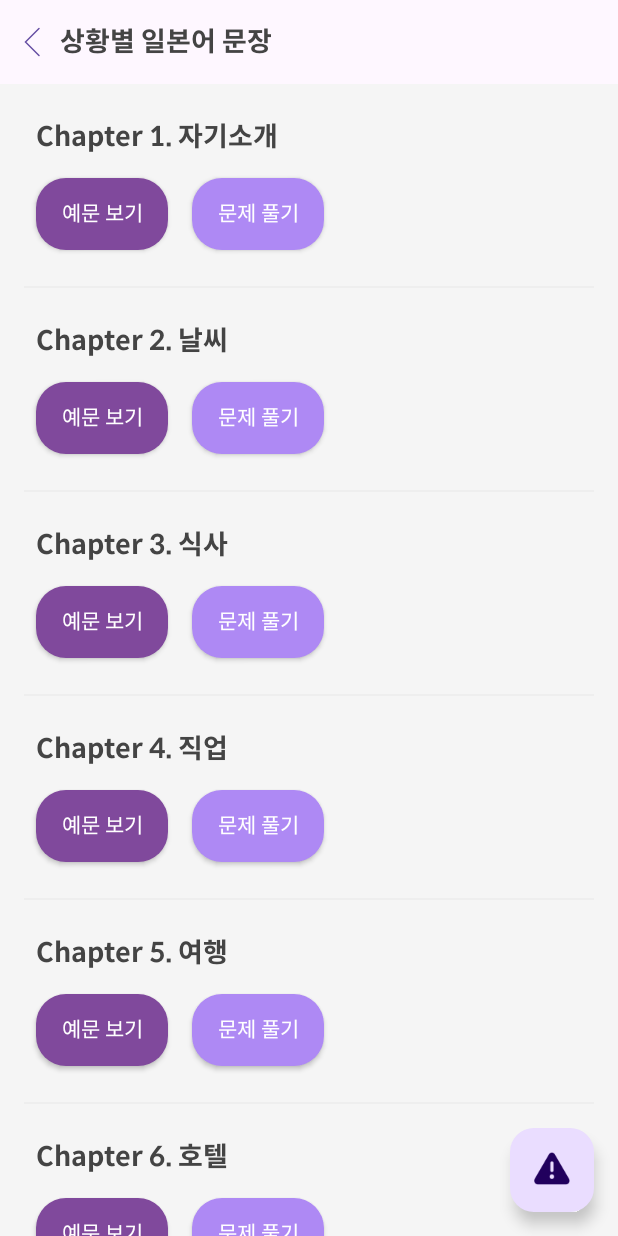
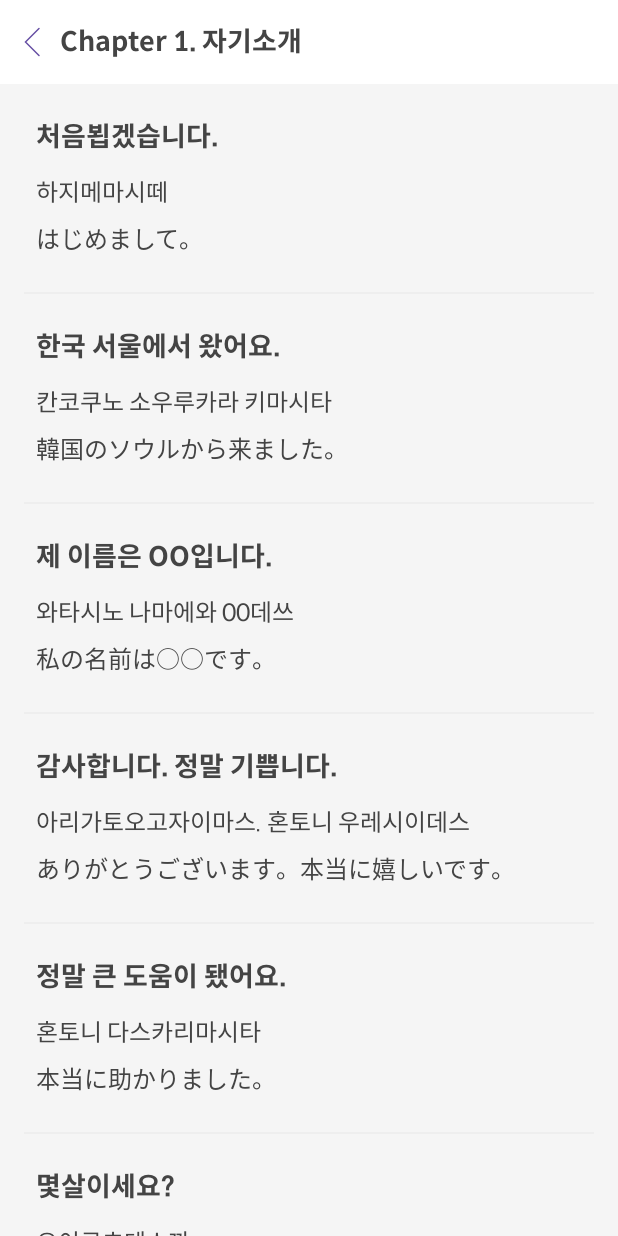
Before and after one commit to JuneMyoung-Lee/MyJapaneseNoteRepository, an Android app: the ThirdFragment screen opened through its navigation route, after a tap on "예문 보기", on a phone screen of 412 x 824 dp. Run offline under Robolectric (Android 15) with nearby library versions, the phone set to English and light mode, and no system bars; our stand-ins replace navigation-ui.

Commit message:
예문 다이얼로그 생성

```diff
--- /dev/null
+++ b/app/src/main/java/com/example/myjapanesenoteapplication/FragmentMangerEx.kt
@@ -0,0 +1,31 @@
+package com.example.myjapanesenoteapplication
+
+import androidx.fragment.app.FragmentManager
+
+fun FragmentManager.showJapaneseExampleDialog(
+    list: List<JapaneseMainItem>,
+    dismissCallback: () -> Unit
+) {
+    val transaction = beginTransaction()
+    val prev = findFragmentByTag("dialog")
+    if (prev != null) {
+        transaction.remove(prev)
+    }
+    transaction.addToBackStack(null)
+
+    JapaneseExampleDialogFragment().show(transaction, list, dismissCallback)
+}
+
+fun FragmentManager.showJapaneseQuestionDialog(
+    list: List<JapaneseMainItem>,
+    dismissCallback: () -> Unit
+) {
+    val transaction = beginTransaction()
+    val prev = findFragmentByTag("dialog")
+    if (prev != null) {
+        transaction.remove(prev)
+    }
+    transaction.addToBackStack(null)
+
+    JapaneseQuestionDialogFragment().show(transaction, list, dismissCallback)
+}
--- /dev/null
+++ b/app/src/main/java/com/example/myjapanesenoteapplication/JapaneseExampleAdapter.kt
@@ -0,0 +1,43 @@
+package com.example.myjapanesenoteapplication
+
+import android.view.LayoutInflater
+import android.view.View
+import android.view.ViewGroup
+import androidx.recyclerview.widget.DiffUtil
+import androidx.recyclerview.widget.ListAdapter
+import androidx.recyclerview.widget.RecyclerView
+import com.example.myjapanesenoteapplication.databinding.ItemJapaneseCategoryBinding
+import com.example.myjapanesenoteapplication.databinding.ItemJapaneseExampleBinding
+import com.example.myjapanesenoteapplication.databinding.ItemJapaneseMainBinding
+
+class JapaneseExampleAdapter : ListAdapter<JapaneseMainItem, JapaneseExampleAdapter.ItemJapaneseExampleVH>(DIFF_CALLBACK) {
+
+    override fun onCreateViewHolder(viewGroup: ViewGroup, viewType: Int): ItemJapaneseExampleVH = LayoutInflater.from(viewGroup.context)
+        .let { ItemJapaneseExampleBinding.inflate(it, viewGroup, false) }
+        .let { ItemJapaneseExampleVH(it) }
+
+    override fun onBindViewHolder(holder: ItemJapaneseExampleVH, position: Int) {
+
+        val item = getItem(position)
+
+        with(holder.binding) {
+            koreanTitle.text = item.문제
+            dictionTitle.text = item.발음
+            japaneseTitle.text = item.일본어
+        }
+    }
+
+    class ItemJapaneseExampleVH(val binding: ItemJapaneseExampleBinding) : RecyclerView.ViewHolder(binding.root)
+
+    companion object {
+        private val DIFF_CALLBACK = object: DiffUtil.ItemCallback<JapaneseMainItem>() {
+            override fun areContentsTheSame(oldItem: JapaneseMainItem, newItem: JapaneseMainItem): Boolean {
+                return oldItem == newItem && oldItem.hashCode() == newItem.hashCode()
+            }
+
+            override fun areItemsTheSame(oldItem: JapaneseMainItem, newItem: JapaneseMainItem): Boolean {
+                return oldItem.문제 == newItem.문제
+            }
+        }
+    }
+}
--- /dev/null
+++ b/app/src/main/java/com/example/myjapanesenoteapplication/JapaneseExampleDialogFragment.kt
@@ -0,0 +1,133 @@
+package com.example.myjapanesenoteapplication
+
+import android.app.Dialog
+import android.content.DialogInterface
+import android.graphics.Color
+import android.graphics.drawable.ColorDrawable
+import android.os.Bundle
+import android.util.DisplayMetrics
+import android.view.*
+import androidx.fragment.app.DialogFragment
+import androidx.fragment.app.FragmentTransaction
+import androidx.recyclerview.widget.LinearLayoutManager
+import com.example.myjapanesenoteapplication.databinding.DialogJapaneseExampleBinding
+
+
+class JapaneseExampleDialogFragment : DialogFragment() {
+    private lateinit var exampleList: List<JapaneseMainItem>
+    private lateinit var dismissCallback: () -> Unit
+
+    private var _binding : DialogJapaneseExampleBinding? = null
+    private val binding get() = _binding!!
+
+    override fun onCreate(savedInstanceState: Bundle?) {
+        super.onCreate(savedInstanceState)
+//        setStyle(STYLE_NO_FRAME, R.style.DialogFragmentTheme)
+    }
+
+    override fun onDestroyView() {
+        super.onDestroyView()
+        _binding = null
+    }
+
+    override fun onCreateView(
+        inflater: LayoutInflater,
+        container: ViewGroup?,
+        savedInstanceState: Bundle?
+    ): View? {
+        _binding = DialogJapaneseExampleBinding.inflate(inflater, container, false)
+        return binding.root
+    }
+
+    override fun onViewCreated(view: View, savedInstanceState: Bundle?) {
+        super.onViewCreated(view, savedInstanceState)
+        init()
+
+        dialog?.setCanceledOnTouchOutside(true)
+    }
+
+    private fun init() {
+        with(binding){
+            val layoutManager = LinearLayoutManager(requireContext(), LinearLayoutManager.VERTICAL, false)
+            val categoryAdapter = JapaneseExampleAdapter()
+            exampleRecyclerView.layoutManager = layoutManager
+            exampleRecyclerView.itemAnimator = null
+            exampleRecyclerView.adapter = categoryAdapter
+            (exampleRecyclerView.adapter as JapaneseExampleAdapter).submitList(exampleList)
+        }
+    }
+
+    fun show(
+        fragmentTransaction: FragmentTransaction,
+        list: List<JapaneseMainItem>,
+        dismissCallback: () -> Unit
+    ) {
+        this.exampleList = list
+        this.dismissCallback = dismissCallback
+        show(fragmentTransaction, dialogTag)
+    }
+
+    fun close() {
+        this.dismiss()
+    }
+
+    override fun onCreateDialog(savedInstanceState: Bundle?): Dialog {
+        val dialog = object : Dialog(requireActivity(), theme) {
+            override fun setOnDismissListener(listener: DialogInterface.OnDismissListener?) {
+                if(this@JapaneseExampleDialogFragment::dismissCallback.isInitialized) {
+                    dismissCallback()
+                }
+            }
+        }
+        dialog.setOnKeyListener { dialog, keyCode, event ->
+            if (keyCode == KeyEvent.KEYCODE_BACK) {
+                this.close()
+            }
+            true
+        }
+        dialog.window?.requestFeature(Window.FEATURE_NO_TITLE)
+        dialog.window?.setFlags(WindowManager.LayoutParams.FLAG_NOT_TOUCH_MODAL, WindowManager.LayoutParams.FLAG_NOT_TOUCH_MODAL)
+        dialog.window?.setFlags(WindowManager.LayoutParams.FLAG_WATCH_OUTSIDE_TOUCH, WindowManager.LayoutParams.FLAG_WATCH_OUTSIDE_TOUCH)
+        return dialog
+    }
+
+    override fun onStart() {
+        super.onStart()
+
+        // dialog 딤처리 제거
+        val window = dialog?.window
+        val windowParams = window!!.attributes
+        windowParams.dimAmount = 0.0f
+        window.setBackgroundDrawable(ColorDrawable(Color.TRANSPARENT))
+        window.attributes = windowParams
+    }
+
+    private fun initLayoutMaxWidth() {
+        dialog?.let {
+            it.window?.setLayout(
+                ViewGroup.LayoutParams.MATCH_PARENT,
+                ViewGroup.LayoutParams.MATCH_PARENT
+            )
+        }
+        setLayoutMaxWidth()
+    }
+
+    private fun setLayoutMaxWidth() {
+        val displayMetrics = DisplayMetrics()
+        requireActivity().windowManager.defaultDisplay.getMetrics(displayMetrics)
+        val widthPixel = displayMetrics.widthPixels
+
+        dialog?.let { dialog ->
+            dialog.window?.setLayout(ViewGroup.LayoutParams.MATCH_PARENT, ViewGroup.LayoutParams.MATCH_PARENT)
+        }
+    }
+
+    override fun onResume() {
+        super.onResume()
+        initLayoutMaxWidth()
+    }
+
+    companion object {
+        const val dialogTag = "JapaneseExampleDialog"
+    }
+}
--- a/app/src/main/java/com/example/myjapanesenoteapplication/JapaneseFiftyAdapter.kt
+++ b/app/src/main/java/com/example/myjapanesenoteapplication/JapaneseFiftyAdapter.kt
@@ -20,7 +20,7 @@ class JapaneseFiftyAdapter : ListAdapter<JapaneseMainItem, JapaneseFiftyAdapter.
 
         with(holder.binding) {
             questionText.text = item.문제
-            countText.text = "${position+1}/50"
+            countText.text = "${position+1}/${currentList.size}"
             dictionText.text = item.발음
             japaneseText.text = item.일본어
 
--- a/app/src/main/java/com/example/myjapanesenoteapplication/ThirdFragment.kt
+++ b/app/src/main/java/com/example/myjapanesenoteapplication/ThirdFragment.kt
@@ -9,6 +9,7 @@ import android.view.View
 import android.view.ViewGroup
 import android.widget.Toast
 import androidx.core.content.ContextCompat
+import androidx.fragment.app.FragmentActivity
 import androidx.recyclerview.widget.LinearLayoutManager
 import androidx.recyclerview.widget.PagerSnapHelper
 import androidx.recyclerview.widget.RecyclerView
@@ -77,7 +78,12 @@ class ThirdFragment : Fragment() {
     private fun actionCategoryExample(item: JapaneseCategoryItem) {
         when(item.제목) {
             "Chapter 1. 자기소개" -> {
+                (requireContext() as FragmentActivity).supportFragmentManager.showJapaneseExampleDialog(
+                    list = japaneseChapter1List,
+                    dismissCallback = {
 
+                    }
+                )
             }
             else -> {
                 requireActivity().runOnUiThread {
@@ -93,7 +99,12 @@ class ThirdFragment : Fragment() {
     private fun actionCategoryQuestion(item: JapaneseCategoryItem) {
         when(item.제목) {
             "Chapter 1. 자기소개" -> {
+                (requireContext() as FragmentActivity).supportFragmentManager.showJapaneseQuestionDialog(
+                    list = japaneseChapter1List,
+                    dismissCallback = {
 
+                    }
+                )
             }
             else -> {
                 requireActivity().runOnUiThread {
@@ -125,4 +136,29 @@ class ThirdFragment : Fragment() {
         JapaneseCategoryItem(제목 = "Extra 2. 거절 표현"),
         JapaneseCategoryItem(제목 = "Extra 3. 사과 및 부탁 표현"),
     )
+
+    private var japaneseChapter1List = listOf(
+        JapaneseMainItem("처음뵙겠습니다.", "하지메마시떼", "はじめまして。"),
+        JapaneseMainItem("한국 서울에서 왔어요.", "칸코쿠노 소우루카라 키마시타", "韓国のソウルから来ました。"),
+        JapaneseMainItem("제 이름은 OO입니다.", "와타시노 나마에와 00데쓰", "私の名前は○○です。"),
+        JapaneseMainItem("감사합니다. 정말 기쁩니다.", "아리가토오고자이마스. 혼토니 우레시이데스", "ありがとうございます。本当に嬉しいです。"),
+        JapaneseMainItem("정말 큰 도움이 됐어요.", "혼토니 다스카리마시타", "本当に助かりました。"),
+        JapaneseMainItem("몇살이세요?", "오이쿠츠데스까", "おいくつですか？"),
+        JapaneseMainItem("저는 한국인입니다.", "와타시와 칸코쿠진데스", "私は韓国人です。"),
+        JapaneseMainItem("저는 스무살입니다.", "와타시와 하타치데스", "私は２０歳です。"),
+        JapaneseMainItem("일본어는 조금밖에 못합니다.", "니혼고와 스코시 시카 데키마세", "日本語は少ししかできません。"),
+        JapaneseMainItem("당신의 이름은 무엇입니까?", "아나따노 나마에와 난데스까", "あなたの名前はなんですか。"),
+        JapaneseMainItem("저는 대학생입니다.", "와타시와 다이가쿠세에데스", "私は大学生です。"),
+        JapaneseMainItem("앞으로 잘 부탁드립니다.", "코레까라 요로시꾸 오네가이시마쓰", "これからよろしくお願いします。"),
+        JapaneseMainItem("진짜 멋져요.", "톳데모스바라시이", "とってもすばらしい。"),
+        JapaneseMainItem("대단합니다.", "스고이데스", "すごいです。"),
+        JapaneseMainItem("저는 회사원입니다.", "와타시와 카이샤잉데스", "私は会社員です。"),
+        JapaneseMainItem("일본의 애니메이션과 만화를 좋아합니다.", "니혼노 아니메토 만가가 스키데스", "日本のアニメと漫画が好きです。"),
+        JapaneseMainItem("일본어를 잘하게 되면 일본에서 일하고 싶습니다.", "니혼고가 조즈니 낫타라 니혼데 하타라키타이데스", "日本語が上手になったら日本で働きたいです。"),
+        JapaneseMainItem("저의 취미는 영화감상과 음악 감상입니다.", "와타시노 슈미와 에에가토 온가쿠칸쇼오데스", "私の趣味は映画と音楽鑑賞です。"),
+        JapaneseMainItem("전 일본어에 관심이 많습니다.", "와타시와 니혼고니 쿄오미가 아리마스", "私は日本語に興味があります。"),
+        JapaneseMainItem("일본어를 마스터해서 일본인과 잘 대화할 수 있게 되는 것이 저의 바람입니다.",
+            "니혼고오 마스타아시테 니혼진토 우마쿠 하나세루 요오니 나루 코토가 와타시노 네가이데스",
+            "日本語をマスターして、日本人とうまく話せるようになることが私の願いです。")
+    )
 }
--- /dev/null
+++ b/app/src/main/res/layout/dialog_japanese_example.xml
@@ -0,0 +1,45 @@
+<?xml version="1.0" encoding="utf-8"?>
+<androidx.constraintlayout.widget.ConstraintLayout xmlns:android="http://schemas.android.com/apk/res/android"
+    xmlns:app="http://schemas.android.com/apk/res-auto"
+    xmlns:tools="http://schemas.android.com/tools"
+    android:layout_width="match_parent"
+    android:layout_height="match_parent"
+    tools:context=".SecondFragment">
+
+    <androidx.constraintlayout.widget.ConstraintLayout
+        android:id="@+id/titleLayout"
+        android:layout_width="match_parent"
+        android:layout_height="56dp"
+        android:background="@color/white"
+        app:layout_constraintStart_toStartOf="parent"
+        app:layout_constraintEnd_toEndOf="parent"
+        app:layout_constraintTop_toTopOf="parent">
+
+        <TextView
+            style="@style/black_bold_title_18_pt_center"
+            android:layout_width="wrap_content"
+            android:layout_height="56dp"
+            android:text="@string/category_1_title"
+            android:gravity="center"
+            app:layout_constraintStart_toEndOf="@+id/backButton"
+            app:layout_constraintTop_toTopOf="parent"/>
+
+        <Button
+            android:id="@+id/backButton"
+            android:layout_width="24dp"
+            android:layout_height="24dp"
+            android:background="@drawable/icon_24_navi_arrow"
+            android:layout_margin="16dp"
+            app:layout_constraintStart_toStartOf="parent"
+            app:layout_constraintTop_toTopOf="parent"/>
+
+    </androidx.constraintlayout.widget.ConstraintLayout>
+
+    <androidx.recyclerview.widget.RecyclerView
+        android:id="@+id/exampleRecyclerView"
+        android:layout_width="match_parent"
+        android:layout_height="0dp"
+        app:layout_constraintTop_toBottomOf="@+id/titleLayout"
+        app:layout_constraintBottom_toBottomOf="parent"/>
+
+</androidx.constraintlayout.widget.ConstraintLayout>
--- /dev/null
+++ b/app/src/main/res/layout/item_japanese_example.xml
@@ -0,0 +1,57 @@
+<?xml version="1.0" encoding="utf-8"?>
+<androidx.constraintlayout.widget.ConstraintLayout xmlns:android="http://schemas.android.com/apk/res/android"
+    xmlns:app="http://schemas.android.com/apk/res-auto"
+    xmlns:tools="http://schemas.android.com/tools"
+    android:layout_width="match_parent"
+    android:layout_height="wrap_content"
+    android:background="@color/bg_03">
+
+    <TextView
+        android:id="@+id/koreanTitle"
+        style="@style/black_bold_title_18_pt_center"
+        android:gravity="left"
+        android:layout_width="0dp"
+        android:layout_height="wrap_content"
+        android:layout_marginHorizontal="24dp"
+        android:layout_marginTop="24dp"
+        app:layout_constraintStart_toStartOf="parent"
+        app:layout_constraintEnd_toEndOf="parent"
+        app:layout_constraintTop_toTopOf="parent"
+        tools:text="Chapter 1. 자기소개 관련 표현들" />
+
+    <TextView
+        android:id="@+id/dictionTitle"
+        style="@style/black_medium_title_16_pt_center"
+        android:gravity="left"
+        android:layout_width="0dp"
+        android:layout_height="wrap_content"
+        android:layout_marginHorizontal="24dp"
+        android:layout_marginTop="16dp"
+        app:layout_constraintStart_toStartOf="parent"
+        app:layout_constraintTop_toBottomOf="@+id/koreanTitle"
+        app:layout_constraintEnd_toEndOf="parent"
+        tools:text="Chapter 1. 자기소개 관련 표현들" />
+
+    <TextView
+        android:id="@+id/japaneseTitle"
+        style="@style/black_medium_title_16_pt_center"
+        android:gravity="left"
+        android:layout_width="0dp"
+        android:layout_height="wrap_content"
+        android:layout_marginHorizontal="24dp"
+        android:layout_marginTop="8dp"
+        app:layout_constraintStart_toStartOf="parent"
+        app:layout_constraintTop_toBottomOf="@+id/dictionTitle"
+        app:layout_constraintEnd_toEndOf="parent"
+        tools:text="Chapter 1. 자기소개 관련 표현들" />
+
+    <View
+        android:id="@+id/bottomLine"
+        android:layout_width="match_parent"
+        android:layout_height="1dp"
+        android:layout_marginTop="24dp"
+        android:layout_marginHorizontal="16dp"
+        android:background="@color/line_02"
+        app:layout_constraintTop_toBottomOf="@+id/japaneseTitle" />
+
+</androidx.constraintlayout.widget.ConstraintLayout>
--- a/app/src/main/res/values/strings.xml
+++ b/app/src/main/res/values/strings.xml
@@ -4,4 +4,5 @@
     <string name="right">&gt;&gt;</string>
 
     <string name="category_title">상황별 일본어 문장</string>
+    <string name="category_1_title">Chapter 1. 자기소개</string>
 </resources>
```
Also changed, not shown: app/src/main/java/com/example/myjapanesenoteapplication/JapaneseQuestionDialogFragment.kt (added, +156 -0 lines), app/src/main/res/layout/dialog_japanese_question.xml (added, +15 -0 lines).
